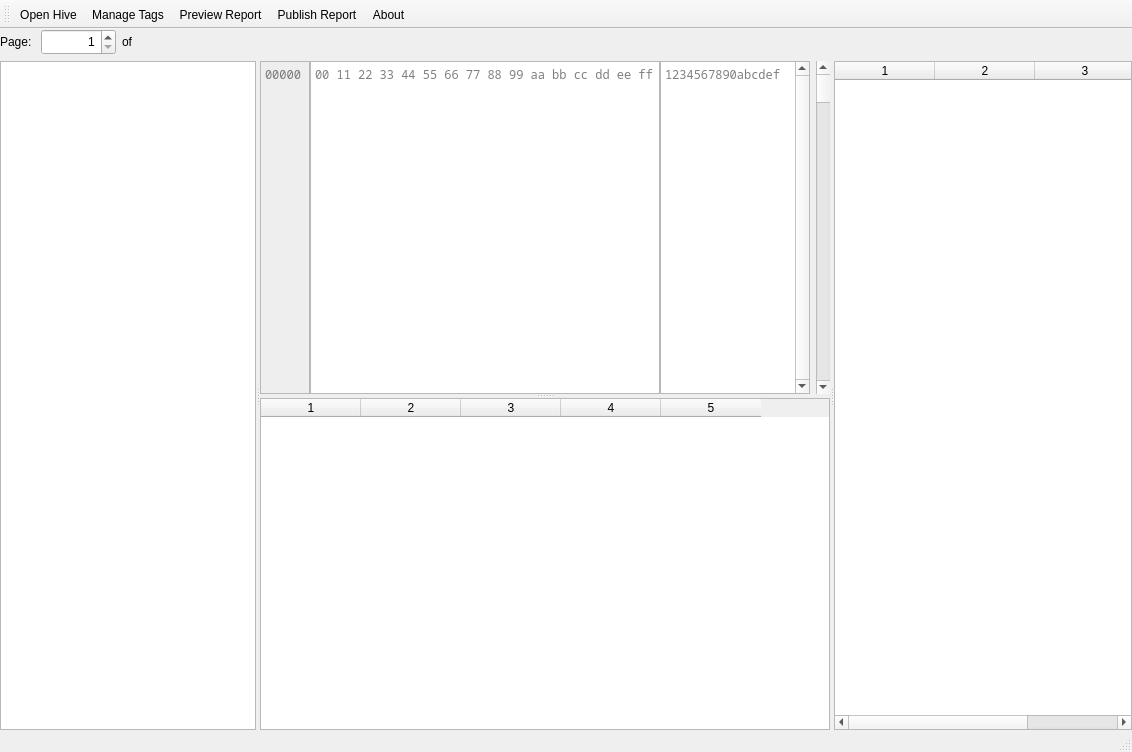
Qt form wombatsqlite.ui (pjrinaldi/wombatsqlite) before a commit.
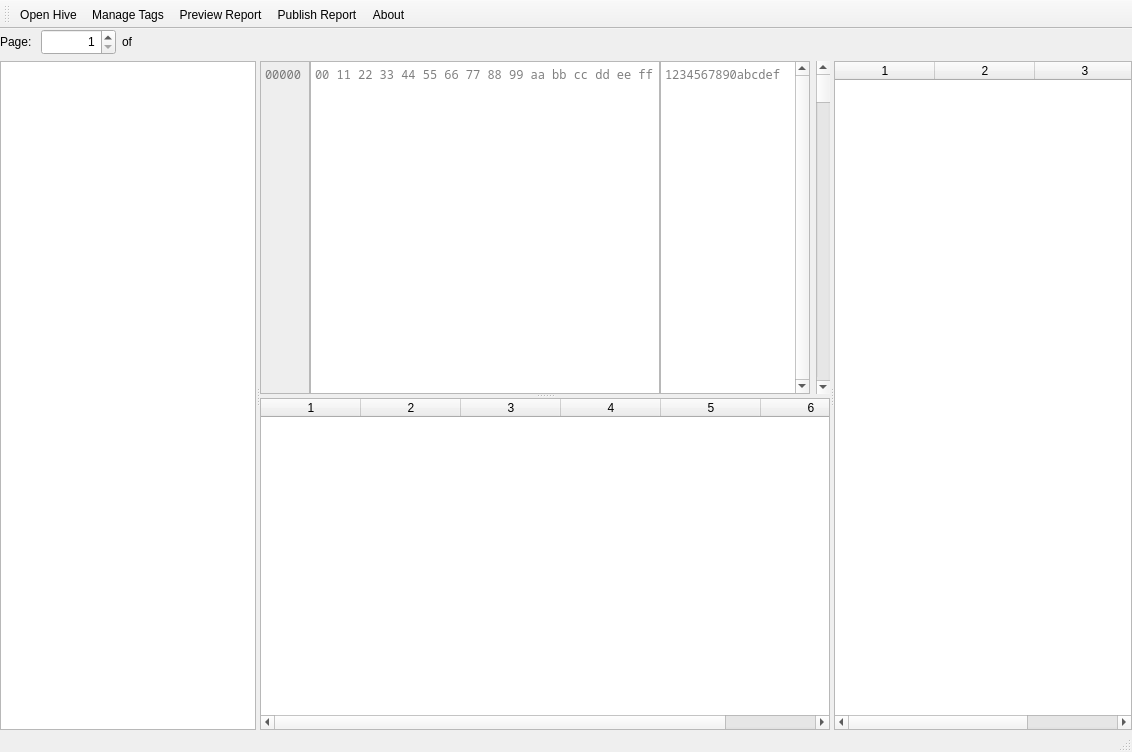
The same form after that commit. Icons and pictures are not drawn.

Commit message: fixed ui improvements with selecting rows from either properties or contents

```diff
--- a/wombatsqlite.ui
+++ b/wombatsqlite.ui
@@ -358,7 +358,7 @@
          <number>0</number>
         </property>
         <property name="columnCount">
-         <number>5</number>
+         <number>6</number>
         </property>
         <attribute name="verticalHeaderVisible">
          <bool>false</bool>
@@ -368,6 +368,7 @@
         <column/>
         <column/>
         <column/>
+        <column/>
        </widget>
       </widget>
       <widget class="QTableWidget" name="propwidget">
```
The commit also changes 3 other files.
